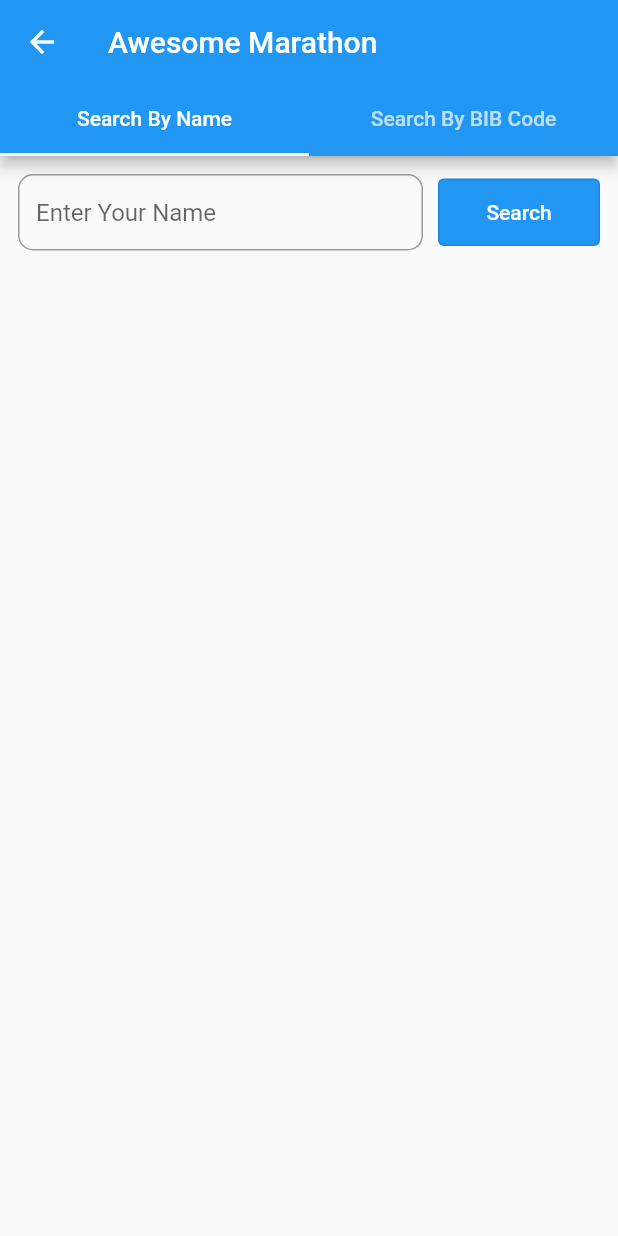
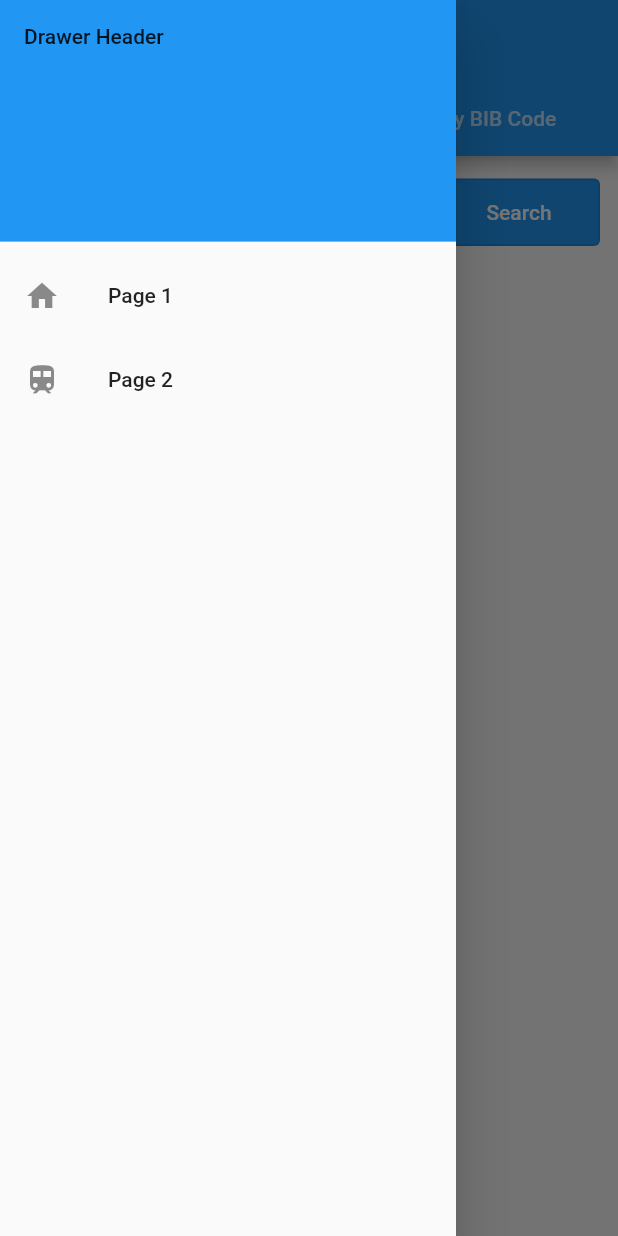
Before and after one commit to TemNguyen/KMS_Challenge_Flutter, a Flutter app: the HomeScreen screen opened by its route, with the side drawer open (before the commit the screen has no drawer), on a phone screen of 412 x 824 dp. Run offline on Flutter 3.47's test engine with Material 2 defaults, Android fonts, the phone set to English and light mode, and no system bars; our stand-ins replace dio, gallery_saver, get, photo_view, shared_preferences; accounts and stored records are empty.

Commit message:
download image and add drawer

```diff
--- a/awesome_marathon_image/lib/pages/home/views/home.dart
+++ b/awesome_marathon_image/lib/pages/home/views/home.dart
@@ -3,8 +3,10 @@ import 'package:awesome_marathon_image/pages/home/controller/home_controller.dar
 import 'package:flutter/material.dart';
 import 'package:get/get.dart';
 
+// ignore: must_be_immutable
 class HomeScreen extends GetView<HomeController> {
-  const HomeScreen({Key? key}) : super(key: key);
+  HomeScreen({Key? key}) : super(key: key);
+  var scaffoldKey = GlobalKey<ScaffoldState>();
 
   // Future<void> logout() async {
   //   await _apiClient.logout(widget.accesstoken);
@@ -43,7 +45,43 @@ class HomeScreen extends GetView<HomeController> {
       initialIndex: 0,
       length: 2,
       child: Scaffold(
+        key: scaffoldKey,
+        drawer: Drawer(
+          child: ListView(
+            // Important: Remove any padding from the ListView.
+            padding: EdgeInsets.zero,
+            children: [
+              const DrawerHeader(
+                decoration: BoxDecoration(
+                  color: Colors.blue,
+                ),
+                child: Text('Drawer Header'),
+              ),
+              ListTile(
+                leading: const Icon(
+                  Icons.home,
+                ),
+                title: const Text('Page 1'),
+                onTap: () {
+                  Navigator.pop(context);
+                },
+              ),
+              ListTile(
+                leading: const Icon(
+                  Icons.train,
+                ),
+                title: const Text('Page 2'),
+                onTap: () {
+                  Navigator.pop(context);
+                },
+              ),
+            ],
+          ),
+        ),
         appBar: AppBar(
+          leading: IconButton(icon: const Icon(Icons.menu), onPressed: () {
+            scaffoldKey.currentState?.openDrawer();
+          },),
           title: const Text('Awesome Marathon'),
           bottom: const TabBar(
             tabs: <Widget>[
@@ -135,6 +173,8 @@ class HomeScreen extends GetView<HomeController> {
   Widget _buildImagesGrid(List<String> images) {
     return Obx(
       () => Expanded(
+        child: Padding(
+          padding: const EdgeInsets.symmetric(vertical: 5),
           child: GridView.builder(
             gridDelegate: const SliverGridDelegateWithFixedCrossAxisCount(
               crossAxisSpacing: 0,
@@ -166,6 +206,7 @@ class HomeScreen extends GetView<HomeController> {
             },
           ),
         ),
+      ),
     );
   }
 }
--- a/awesome_marathon_image/pubspec.yaml
+++ b/awesome_marathon_image/pubspec.yaml
@@ -39,6 +39,9 @@ dependencies:
   dio: ^4.0.6
   get: ^4.6.5
   shared_preferences: ^2.0.15
+  photo_view: ^0.14.0
+  path_provider: ^2.0.11
+  gallery_saver: ^2.3.2
 
 dev_dependencies:
   flutter_test:
```
Also changed, not shown: awesome_marathon_image/lib/pages/auth/views/register_screen.dart (+3 -5 lines), awesome_marathon_image/lib/pages/image_detail/controller/image_detail_controller.dart (+17 -0 lines), awesome_marathon_image/lib/pages/image_detail/view/image_detail_view.dart (+9 -10 lines). Lines whose indentation alone changed are shown as unchanged.
